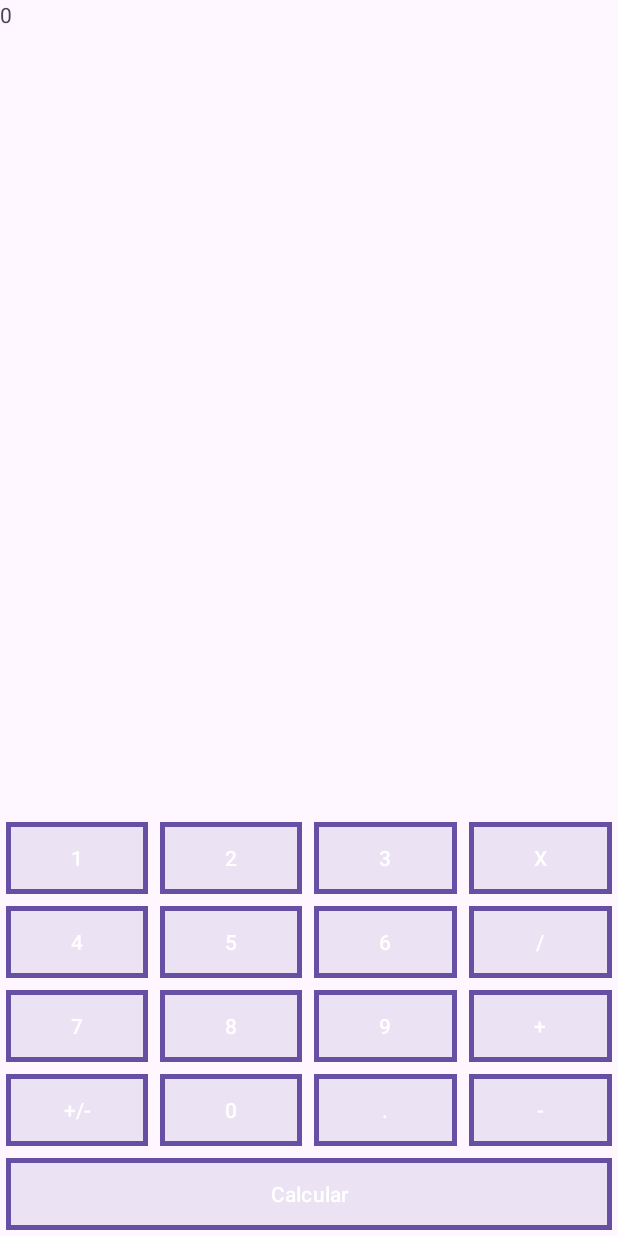
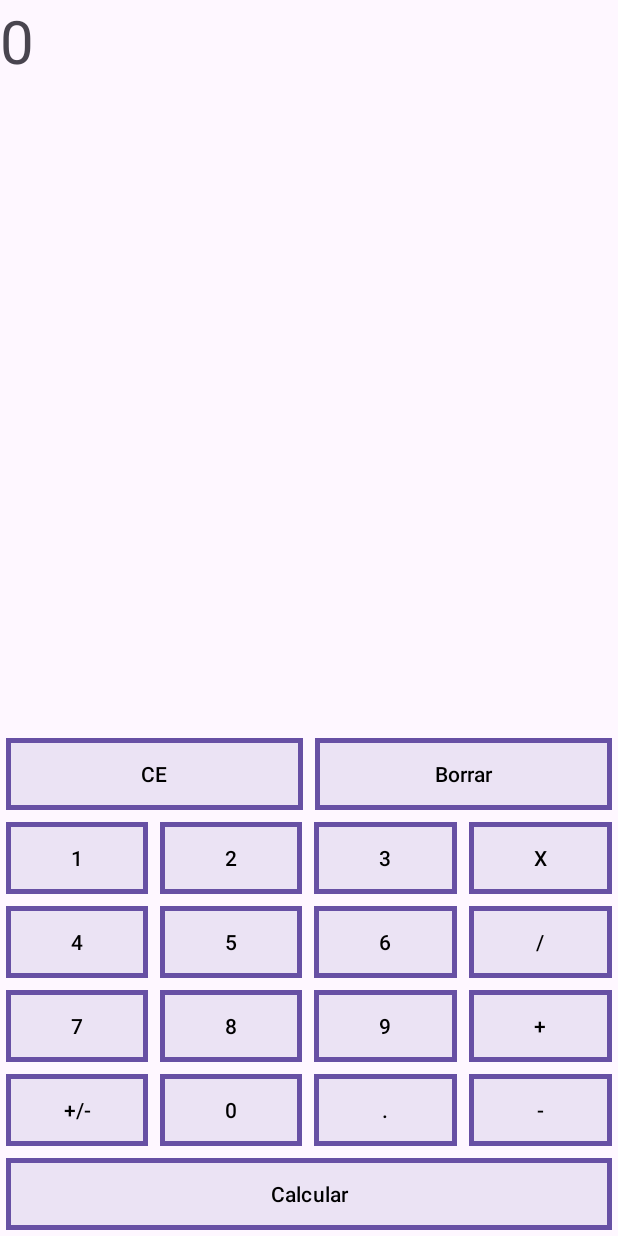
Before and after one commit to kiqueee11/Calculadora-Android, an Android app: the screen it shows after launch (MainActivity), on a phone screen of 412 x 824 dp. Run offline under Robolectric (Android 15) with nearby library versions, the phone set to English and light mode, and no system bars.

Commit message:
calculadora terminada

```diff
--- a/app/src/main/res/layout/activity_main.xml
+++ b/app/src/main/res/layout/activity_main.xml
@@ -8,12 +8,36 @@
     tools:context=".MainActivity">
 
 
+
     <LinearLayout
         android:layout_width="match_parent"
         android:layout_height="wrap_content"
         android:orientation="vertical"
 
         app:layout_constraintBottom_toBottomOf="parent">
+
+    <LinearLayout
+        android:layout_width="match_parent"
+        android:layout_height="wrap_content"
+        android:orientation="horizontal">
+
+        <Button
+            android:id="@+id/buttonLimpiar"
+            style="@style/EstiloBotonPersonalizado"
+            android:layout_width="wrap_content"
+            android:layout_height="wrap_content"
+            android:layout_weight="1"
+            android:text="CE"
+            />
+        <Button
+            android:id="@+id/buttonBorrar"
+            style="@style/EstiloBotonPersonalizado"
+            android:layout_width="wrap_content"
+            android:layout_height="wrap_content"
+            android:layout_weight="1"
+            android:text="Borrar"
+            />
+    </LinearLayout>
 
         <LinearLayout
             android:layout_width="match_parent"
@@ -27,7 +51,6 @@
                 android:layout_width="wrap_content"
                 android:layout_height="wrap_content"
                 android:layout_weight="1"
-                android:textColor="@color/white"
                 android:text="1" />
 
             <Button
@@ -36,7 +59,6 @@
                 android:layout_width="wrap_content"
                 android:layout_height="wrap_content"
                 android:layout_weight="1"
-                android:textColor="@color/white"
                 android:text="2" />
 
             <Button
@@ -45,7 +67,6 @@
                 android:layout_width="wrap_content"
                 android:layout_height="wrap_content"
                 android:layout_weight="1"
-                android:textColor="@color/white"
                 android:text="3" />
 
             <Button
@@ -54,7 +75,6 @@
                 android:layout_width="wrap_content"
                 android:layout_height="wrap_content"
                 android:layout_weight="1"
-                android:textColor="@color/white"
                 android:text="X" />
         </LinearLayout>
 
@@ -69,7 +89,6 @@
                 android:layout_width="wrap_content"
                 android:layout_height="wrap_content"
                 android:layout_weight="1"
-                android:textColor="@color/white"
                 android:text="4" />
 
             <Button
@@ -78,7 +97,6 @@
                 android:layout_width="wrap_content"
                 android:layout_height="wrap_content"
                 android:layout_weight="1"
-                android:textColor="@color/white"
                 android:text="5" />
 
             <Button
@@ -87,7 +105,6 @@
                 android:layout_width="wrap_content"
                 android:layout_height="wrap_content"
                 android:layout_weight="1"
-                android:textColor="@color/white"
                 android:text="6" />
 
             <Button
@@ -96,7 +113,6 @@
                 android:layout_width="wrap_content"
                 android:layout_height="wrap_content"
                 android:layout_weight="1"
-                android:textColor="@color/white"
                 android:text="/" />
 
         </LinearLayout>
@@ -112,7 +128,6 @@
                 android:layout_width="wrap_content"
                 android:layout_height="wrap_content"
                 android:layout_weight="1"
-                android:textColor="@color/white"
                 android:text="7" />
 
             <Button
@@ -121,7 +136,6 @@
                 android:layout_width="wrap_content"
                 android:layout_height="wrap_content"
                 android:layout_weight="1"
-                android:textColor="@color/white"
                 android:text="8" />
 
             <Button
@@ -130,7 +144,6 @@
                 android:layout_width="wrap_content"
                 android:layout_height="wrap_content"
                 android:layout_weight="1"
-                android:textColor="@color/white"
                 android:text="9" />
 
             <Button
@@ -139,7 +152,6 @@
                 android:layout_width="wrap_content"
                 android:layout_height="wrap_content"
                 android:layout_weight="1"
-                android:textColor="@color/white"
                 android:text="+" />
 
         </LinearLayout>
@@ -155,7 +167,6 @@
                 android:layout_width="wrap_content"
                 android:layout_height="wrap_content"
                 android:layout_weight="1"
-                android:textColor="@color/white"
                 android:text="+/-" />
 
             <Button
@@ -164,7 +175,6 @@
                 android:layout_width="wrap_content"
                 android:layout_height="wrap_content"
                 android:layout_weight="1"
-                android:textColor="@color/white"
                 android:text="0" />
 
             <Button
@@ -173,7 +183,6 @@
                 android:layout_width="wrap_content"
                 android:layout_height="wrap_content"
                 android:layout_weight="1"
-                android:textColor="@color/white"
                 android:text="." />
 
             <Button
@@ -182,7 +191,6 @@
                 android:layout_width="wrap_content"
                 android:layout_height="wrap_content"
                 android:layout_weight="1"
-                android:textColor="@color/white"
                 android:text="-" />
 
         </LinearLayout>
@@ -196,7 +204,6 @@
             <Button
                 android:id="@+id/buttonCacular"
                 android:layout_width="wrap_content"
-                android:textColor="@color/white"
                 style="@style/EstiloBotonPersonalizado"
                 android:layout_height="wrap_content"
                 android:layout_weight="1"
@@ -210,7 +217,9 @@
         android:layout_height="200dp"
         android:layout_weight="0.2"
         android:text="TextView"
+        android:textSize="40dp"
         tools:layout_editor_absoluteX="0dp"
-        tools:layout_editor_absoluteY="3dp" />
+        tools:layout_editor_absoluteY="3dp"
+        tools:ignore="MissingConstraints" />
 
 </androidx.constraintlayout.widget.ConstraintLayout>
--- a/app/src/main/res/layout/activity_splash_screen.xml
+++ b/app/src/main/res/layout/activity_splash_screen.xml
@@ -11,7 +11,7 @@
         android:id="@+id/logoSplash"
         android:layout_width="250dp"
         android:layout_height="250dp"
-        android:src="@drawable/simbolos"
+        android:src="@drawable/icono"
         app:layout_constraintBottom_toBottomOf="parent"
         app:layout_constraintTop_toTopOf="parent"
         app:layout_constraintStart_toStartOf="parent"
--- a/app/src/main/res/mipmap-anydpi-v26/ic_launcher.xml
+++ b/app/src/main/res/mipmap-anydpi-v26/ic_launcher.xml
@@ -1,6 +1,5 @@
 <?xml version="1.0" encoding="utf-8"?>
 <adaptive-icon xmlns:android="http://schemas.android.com/apk/res/android">
-    <background android:drawable="@drawable/ic_launcher_background" />
-    <foreground android:drawable="@drawable/ic_launcher_foreground" />
-    <monochrome android:drawable="@drawable/ic_launcher_foreground" />
+    <background android:drawable="@color/ic_launcher_background"/>
+    <foreground android:drawable="@drawable/icono"/>
 </adaptive-icon>
--- a/app/src/main/res/mipmap-anydpi-v26/ic_launcher_round.xml
+++ b/app/src/main/res/mipmap-anydpi-v26/ic_launcher_round.xml
@@ -1,6 +1,5 @@
 <?xml version="1.0" encoding="utf-8"?>
 <adaptive-icon xmlns:android="http://schemas.android.com/apk/res/android">
-    <background android:drawable="@drawable/ic_launcher_background" />
-    <foreground android:drawable="@drawable/ic_launcher_foreground" />
-    <monochrome android:drawable="@drawable/ic_launcher_foreground" />
+    <background android:drawable="@color/ic_launcher_background"/>
+    <foreground android:drawable="@drawable/icono"/>
 </adaptive-icon>
--- /dev/null
+++ b/app/src/main/res/values/ic_launcher_background.xml
@@ -0,0 +1,4 @@
+<?xml version="1.0" encoding="utf-8"?>
+<resources>
+    <color name="ic_launcher_background">#3DDCC9</color>
+</resources>
--- a/app/src/main/res/values/strings.xml
+++ b/app/src/main/res/values/strings.xml
@@ -1,3 +1,3 @@
 <resources>
-    <string name="app_name">My Application</string>
+    <string name="app_name">Calculator3000</string>
 </resources>
```
Also changed, not shown: app/src/main/java/com/kiqueee11/myapplication/MainActivity.java (+180 -35 lines), app/src/main/res/drawable/ic_launcher_foreground.xml (+11 -26 lines), app/src/main/res/drawable/icono.xml (added, +15 -0 lines), app/src/main/ic_launcher-playstore.png (added), app/src/main/res/mipmap-hdpi/ic_launcher.webp, app/src/main/res/mipmap-hdpi/ic_launcher_round.webp, app/src/main/res/mipmap-mdpi/ic_launcher.webp, app/src/main/res/mipmap-mdpi/ic_launcher_round.webp, app/src/main/res/mipmap-xhdpi/ic_launcher.webp, app/src/main/res/mipmap-xhdpi/ic_launcher_round.webp, app/src/main/res/mipmap-xxhdpi/ic_launcher.webp, app/src/main/res/mipmap-xxhdpi/ic_launcher_round.webp, app/src/main/res/mipmap-xxxhdpi/ic_launcher.webp, app/src/main/res/mipmap-xxxhdpi/ic_launcher_round.webp.
